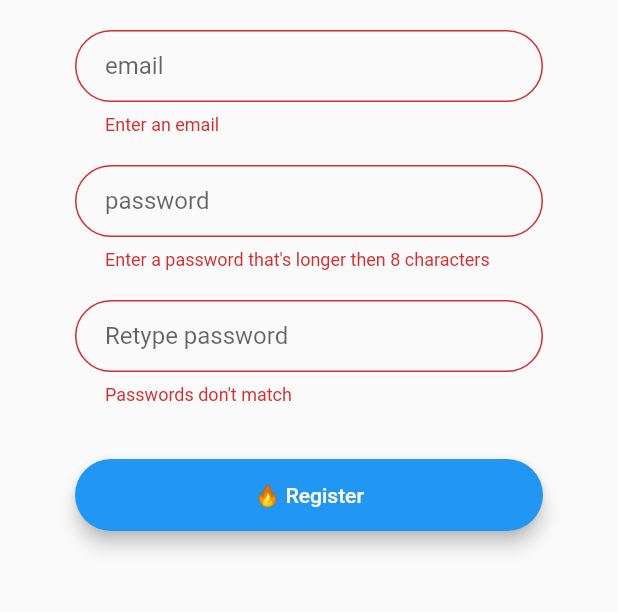
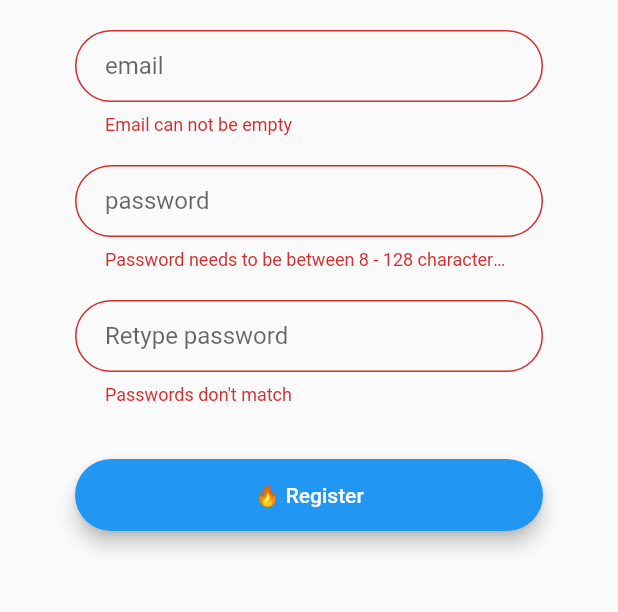
Before and after one commit to chen714/NCI-Fresh-Start-, a Flutter app: the RegistrationScreen screen opened directly, after a tap on "🔥 Register", on a phone screen of 412 x 824 dp, the part 264-876 px from its top. Run offline on Flutter 3.47's test engine with Material 2 defaults, Android fonts, the phone set to English and light mode, and no system bars; drawn by our look-alikes of overlay_support; our stand-ins replace animated_text_kit, cached_network_image, circular_profile_avatar, cloud_firestore, firebase_auth, firebase_messaging and 6 more; missing offline and left inert: easy_web_view, encrypt, flutter_dialogflow, password_compromised; accounts and stored records are empty.

Commit message:
email and field validation turned on

```diff
--- a/chatRoomApp/lib/screens/auth_screens/login_screen.dart
+++ b/chatRoomApp/lib/screens/auth_screens/login_screen.dart
@@ -2,6 +2,7 @@ import 'package:flash_chat/constants/colorAndDesignConstants.dart';
 import 'package:flash_chat/components/RoundedButton.dart';
 import 'package:flash_chat/constants/constants.dart';
 import 'package:flash_chat/screens/auth_screens/password_reset_screen.dart';
+import 'package:flash_chat/validators/textFormFieldValidators.dart';
 import 'package:flutter/material.dart';
 import 'package:flash_chat/services/authService.dart';
 import 'package:flash_chat/shared/loading.dart';
@@ -47,7 +48,7 @@ class _LoginScreenState extends State<LoginScreen> {
                         SizedBox(height: 20.0),
                         TextFormField(
                           validator: (value) =>
-                              value.isEmpty ? 'Enter an email' : null,
+                              TextFormFieldValidator.validateEmail(_email),
                           decoration:
                               kTextFieldDecoration.copyWith(hintText: 'email'),
                           onChanged: (value) {
@@ -61,9 +62,8 @@ class _LoginScreenState extends State<LoginScreen> {
                           decoration: kTextFieldDecoration.copyWith(
                               hintText: 'password'),
                           obscureText: true,
-                          validator: (value) => value.length < 8
-                              ? 'Enter a password that\'s longer then 8 characters'
-                              : null,
+                          validator: (value) =>
+                              TextFormFieldValidator.validatePassword(value),
                           onChanged: (value) {
                             setState(() {
                               _password = value;
--- a/chatRoomApp/lib/screens/auth_screens/password_reset_screen.dart
+++ b/chatRoomApp/lib/screens/auth_screens/password_reset_screen.dart
@@ -49,7 +49,7 @@ class _ResetPasswordState extends State<ResetPassword> {
                       hintText: 'Enter your email ',
                     ),
                     validator: (value) =>
-                        TextFormFieldValidator.validateEmail(_email),
+                        TextFormFieldValidator.validateEmail(value),
                     onChanged: (value) {
                       setState(() {
                         _email = value;
--- a/chatRoomApp/lib/screens/auth_screens/registration_screen.dart
+++ b/chatRoomApp/lib/screens/auth_screens/registration_screen.dart
@@ -6,10 +6,9 @@ import 'package:flash_chat/services/authService.dart';
 import 'package:flash_chat/shared/loading.dart';
 import 'package:password_compromised/password_compromised.dart';
 import 'package:rflutter_alert/rflutter_alert.dart';
+import 'package:flash_chat/validators/textFormFieldValidators.dart';
 
 class RegistrationScreen extends StatefulWidget {
-  static const id = 'registration_screen';
-
   @override
   _RegistrationScreenState createState() => _RegistrationScreenState();
 }
@@ -50,7 +49,7 @@ class _RegistrationScreenState extends State<RegistrationScreen> {
                         SizedBox(height: 20.0),
                         TextFormField(
                           validator: (value) =>
-                              value.isEmpty ? 'Enter an email' : null,
+                              TextFormFieldValidator.validateEmail(value),
                           decoration:
                               kTextFieldDecoration.copyWith(hintText: 'email'),
                           onChanged: (value) {
@@ -64,9 +63,8 @@ class _RegistrationScreenState extends State<RegistrationScreen> {
                           decoration: kTextFieldDecoration.copyWith(
                               hintText: 'password'),
                           obscureText: true,
-                          validator: (value) => value.length < 8
-                              ? 'Enter a password that\'s longer then 8 characters'
-                              : null,
+                          validator: (value) =>
+                              TextFormFieldValidator.validatePassword(value),
                           onChanged: (value) {
                             setState(() {
                               _password = value;
@@ -81,7 +79,6 @@ class _RegistrationScreenState extends State<RegistrationScreen> {
                           validator: (value) => value != _password
                               ? 'Passwords don\'t match'
                               : null,
-                          onChanged: (value) {},
                         ),
                         SizedBox(height: 20.0),
                         RoundedButton(
@@ -107,7 +104,7 @@ class _RegistrationScreenState extends State<RegistrationScreen> {
                                       context: context,
                                       title: "Email Verification Required!",
                                       content:
-                                          "Registration successful, please check your student mail for the email verification link. After email has been verified please proceed to login. ");
+                                          "Registration successful, please check your college mail for the email verification link. After email has been verified please proceed to login. ");
                                 } else {
                                   setState(() {
                                     _error =
--- a/chatRoomApp/lib/screens/auth_screens/setUserData.dart
+++ b/chatRoomApp/lib/screens/auth_screens/setUserData.dart
@@ -194,7 +194,7 @@ class _SetUserDataState extends State<SetUserData> {
                                 hintText: 'Enter your name',
                               ),
                               validator: (value) =>
-                                  value.isEmpty ? 'Required' : null,
+                                  TextFormFieldValidator.validateName(value),
                               onChanged: (value) {
                                 setState(() {
                                   _name = value;
--- a/chatRoomApp/lib/screens/home/chat_screen.dart
+++ b/chatRoomApp/lib/screens/home/chat_screen.dart
@@ -8,6 +8,7 @@ import 'package:flash_chat/services/UserDbService.dart';
 import 'package:flash_chat/services/authService.dart';
 import 'package:flash_chat/services/CommunicationService.dart';
 import 'package:flash_chat/shared/loading.dart';
+import 'package:flash_chat/validators/textFormFieldValidators.dart';
 import 'package:flutter/material.dart';
 import 'package:flash_chat/constants/constants.dart';
 import 'package:encrypt/encrypt.dart' as encrypt;
@@ -82,9 +83,11 @@ class _ChatScreenState extends State<ChatScreen> {
                         crossAxisAlignment: CrossAxisAlignment.center,
                         children: <Widget>[
                           Expanded(
-                            child: TextField(
+                            child: TextFormField(
                               minLines: 1,
                               maxLines: 8,
+                              validator: (value) =>
+                                  TextFormFieldValidator.validateMessage(value),
                               controller: messageTextController,
                               onChanged: (value) {
                                 //Do something with the user input.
--- a/chatRoomApp/lib/screens/home/send_updates.dart
+++ b/chatRoomApp/lib/screens/home/send_updates.dart
@@ -4,6 +4,7 @@ import 'package:flash_chat/models/message.dart';
 import 'package:flash_chat/models/user.dart';
 import 'package:flash_chat/services/CommunicationService.dart';
 import 'package:flash_chat/services/authService.dart';
+import 'package:flash_chat/validators/textFormFieldValidators.dart';
 import 'package:flutter/material.dart';
 import 'package:flash_chat/constants/constants.dart';
 import 'package:flash_chat/components/RoundedButton.dart';
@@ -66,7 +67,8 @@ class _SendUpdateState extends State<SendUpdate> {
                     decoration: kTextFieldDecoration.copyWith(
                       hintText: 'Enter your update',
                     ),
-                    validator: (value) => value.isEmpty ? 'Required' : null,
+                    validator: (value) =>
+                        TextFormFieldValidator.validateUpdate(value),
                     onChanged: (value) {
                       setState(() {
                         _message = value;
```
Also changed, not shown: chatRoomApp/lib/services/authService.dart (+10 -10 lines).
